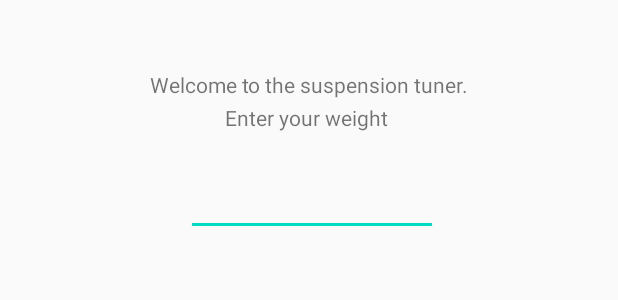
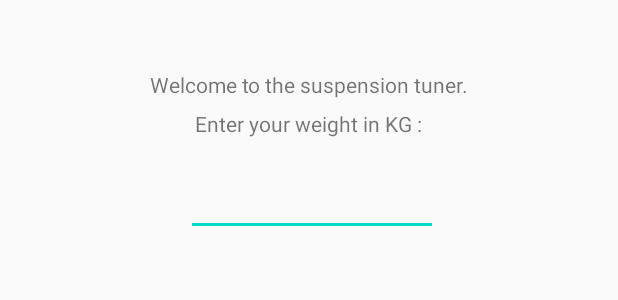
Before and after one commit to jlenotte/tuneyourshocks, an Android app: the layout activity_main.xml on its own in the app's theme, with its tools: preview values and no code run, on a phone screen of 412 x 824 dp. Shown: the part 299-599 px from the top of the screen. Run offline under Robolectric (Android 15) with nearby library versions, the phone set to English and light mode, and no system bars.

Commit message:
[fixed]: Added KG unit to the main activity text

```diff
--- a/app/src/main/res/layout/activity_main.xml
+++ b/app/src/main/res/layout/activity_main.xml
@@ -78,15 +78,15 @@
         android:id="@+id/weightText"
         android:layout_width="wrap_content"
         android:layout_height="wrap_content"
-        android:layout_marginBottom="20dp"
+        android:layout_marginBottom="16dp"
         android:layout_marginEnd="150dp"
         android:layout_marginLeft="150dp"
         android:layout_marginRight="150dp"
         android:layout_marginStart="150dp"
-        android:text="Enter your weight"
+        android:text="Enter your weight in KG :"
         app:layout_constraintBottom_toTopOf="@+id/weightGetter"
         app:layout_constraintEnd_toEndOf="parent"
-        app:layout_constraintHorizontal_bias="0.0"
+        app:layout_constraintHorizontal_bias="0.511"
         app:layout_constraintStart_toStartOf="parent" />
 
     <TextView
```
